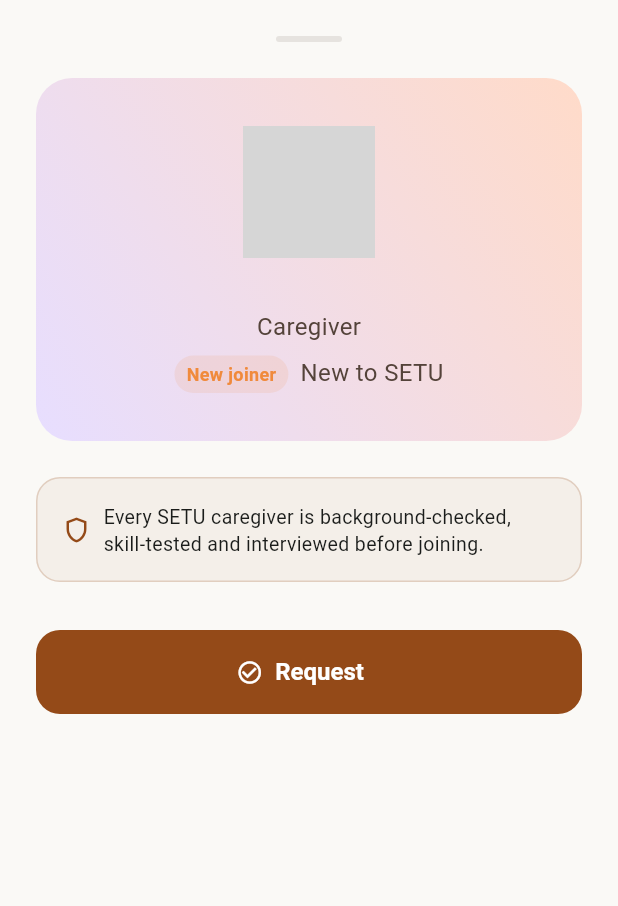
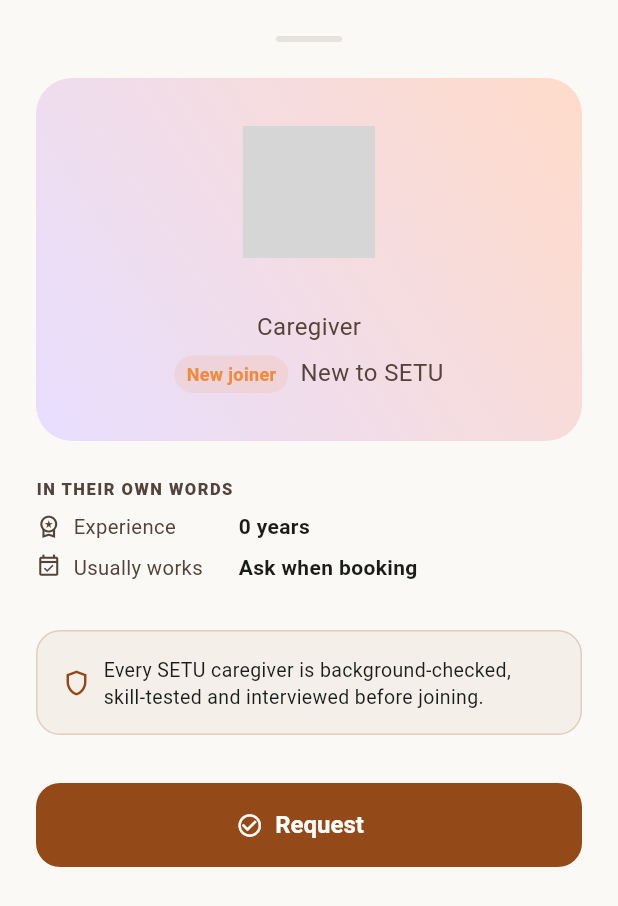
Before and after one commit to MADEMSanjanaSarvani/Elder-Care, a Flutter app: the _CaregiverDetailSheet widget shown alone on an empty page, opened directly with empty values, on a phone screen of 412 x 824 dp. Shown: the top 906 px of the screen. Run offline on Flutter 3.47's test engine with Material 3 defaults, Android fonts, the phone set to English and light mode, and no system bars; our stand-ins replace connectivity_plus, file_picker, firebase_core, firebase_messaging, fl_chart, flutter_riverpod and 6 more; missing offline and left inert: agora_rtc_engine; accounts and stored records are empty; network calls fail; grey boxes are pictures that could not be loaded.

Commit message:
Add caregiver experience, certifications, languages and working days
The caregiver card could show a name, role, trust tier, rating and bio. It
could not show how long they have been doing this, what they are trained in,
or which days they work — the three things people ask about a stranger who
will be alone with their mother.

These live on caregiver_profile_details, not caregivers, because they are
claims the caregiver makes about themselves, while trust_tier and bgv_status
are claims SETU stands behind. The profile sheet heads them "in their own
words" for the same reason: on a screen whose whole job is deciding whether
to let someone into a parent's home, a self-typed certificate must not
borrow the credibility of a verified one.

Unstated working days render as "ask when booking" rather than as
unavailable — otherwise a caregiver who simply skipped the field would
silently stop looking bookable.

Also fixes a brand leak: the caregivers-for-service fallback name still read
"CareHive caregiver".

Correction to my earlier status report: caregiver search, sorting
(best/top-rated/nearby) and the tap-through profile sheet were already
built. I listed them as not started, which was wrong.

Co-Authored-By: Claude Opus 5 <noreply@anthropic.com>
Claude-Session: https://claude.ai/code/session_01S5DTGMKeQG9VnPQnqENAW4

```diff
--- a/apps/family_elder_app/lib/core/app_build.dart
+++ b/apps/family_elder_app/lib/core/app_build.dart
@@ -4,4 +4,4 @@
 /// install actually update?" ambiguity.
 ///
 /// Keep it in sync with pubspec `version:`.
-const String kAppBuildLabel = 'v0.4.2 · build 24 · 26 Jul';
+const String kAppBuildLabel = 'v0.4.3 · build 25 · 26 Jul';
--- a/apps/family_elder_app/lib/features/booking/presentation/caregiver_select_screen.dart
+++ b/apps/family_elder_app/lib/features/booking/presentation/caregiver_select_screen.dart
@@ -792,6 +792,7 @@ class _CaregiverDetailSheet extends StatelessWidget {
               ),
             ),
             const SizedBox(height: SetuSpacing.lg),
+            _SelfDeclared(caregiver: caregiver),
             if (bio != null && bio.isNotEmpty) ...[
               Text('BIOGRAPHY',
                   style: TextStyle(
@@ -841,3 +842,99 @@ class _CaregiverDetailSheet extends StatelessWidget {
     );
   }
 }
+
+
+/// Experience, certifications, languages and working days.
+///
+/// Headed "in their own words" on purpose. These are the caregiver's own
+/// claims about themselves; anything SETU has actually checked — background
+/// verification, police verification, clinical credentials — is what drives
+/// the trust tier shown above. Blurring those two would let a self-typed
+/// certificate borrow the credibility of a verified one, on a screen whose
+/// entire job is deciding whether to let a stranger into a parent's home.
+class _SelfDeclared extends StatelessWidget {
+  const _SelfDeclared({required this.caregiver});
+
+  final Map<String, dynamic> caregiver;
+
+  static const _dayNames = ['Mon', 'Tue', 'Wed', 'Thu', 'Fri', 'Sat', 'Sun'];
+
+  static String _hhmm(String t) => t.length >= 5 ? t.substring(0, 5) : t;
+
+  @override
+  Widget build(BuildContext context) {
+    final years = (caregiver['years_experience'] as num?)?.toInt();
+    final certs = ((caregiver['certifications'] as List?) ?? const [])
+        .map((e) => e.toString())
+        .where((e) => e.trim().isNotEmpty)
+        .toList();
+    final langs = ((caregiver['languages'] as List?) ?? const [])
+        .map((e) => e.toString())
+        .where((e) => e.trim().isNotEmpty)
+        .toList();
+    final days = ((caregiver['available_days'] as List?) ?? const [])
+        .map((e) => (e as num).toInt())
+        .where((d) => d >= 1 && d <= 7)
+        .toList()
+      ..sort();
+    final from = caregiver['available_from'] as String?;
+    final to = caregiver['available_to'] as String?;
+
+    if (years == null && certs.isEmpty && langs.isEmpty && days.isEmpty) {
+      return const SizedBox.shrink();
+    }
+
+    final availability = days.isEmpty
+        // Never render an unstated schedule as "unavailable" — a caregiver
+        // who skipped the field would silently stop looking bookable.
+        ? 'Ask when booking'
+        : '${days.map((d) => _dayNames[d - 1]).join(', ')}'
+            '${from != null && to != null ? ' · ${_hhmm(from)}-${_hhmm(to)}' : ''}';
+
+    return Padding(
+      padding: const EdgeInsets.only(bottom: SetuSpacing.lg),
+      child: Column(
+        crossAxisAlignment: CrossAxisAlignment.start,
+        children: [
+          const Text('IN THEIR OWN WORDS',
+              style: TextStyle(
+                  color: SetuColors.mutedLight,
+                  fontSize: 11,
+                  fontWeight: FontWeight.w800,
+                  letterSpacing: 1)),
+          const SizedBox(height: SetuSpacing.sm),
+          if (years != null)
+            _row(Icons.workspace_premium_outlined, 'Experience',
+                years == 1 ? '1 year' : '$years years'),
+          if (langs.isNotEmpty)
+            _row(Icons.translate, 'Speaks', langs.join(', ')),
+          _row(Icons.event_available_outlined, 'Usually works', availability),
+          if (certs.isNotEmpty)
+            _row(Icons.school_outlined, 'Training', certs.join(' · ')),
+        ],
+      ),
+    );
+  }
+
+  Widget _row(IconData icon, String label, String value) => Padding(
+        padding: const EdgeInsets.only(bottom: SetuSpacing.sm),
+        child: Row(
+          crossAxisAlignment: CrossAxisAlignment.start,
+          children: [
+            Icon(icon, size: 17, color: SetuColors.mutedLight),
+            const SizedBox(width: SetuSpacing.sm),
+            SizedBox(
+              width: 110,
+              child: Text(label,
+                  style: const TextStyle(
+                      color: SetuColors.mutedLight, fontSize: 13.5)),
+            ),
+            Expanded(
+              child: Text(value,
+                  style: const TextStyle(
+                      fontWeight: FontWeight.w600, fontSize: 14, height: 1.35)),
+            ),
+          ],
+        ),
+      );
+}
--- a/apps/family_elder_app/pubspec.yaml
+++ b/apps/family_elder_app/pubspec.yaml
@@ -4,7 +4,7 @@ description: >
   (PRD Part 3 §17/§18): family mode (dashboard, booking, consent
   management) and elder mode (large-text, voice-first, three-action home).
 publish_to: "none"
-version: 0.4.2+24
+version: 0.4.3+25
 
 environment:
   sdk: ">=3.4.0 <4.0.0"
```
Also changed, not shown: 2 other files.
